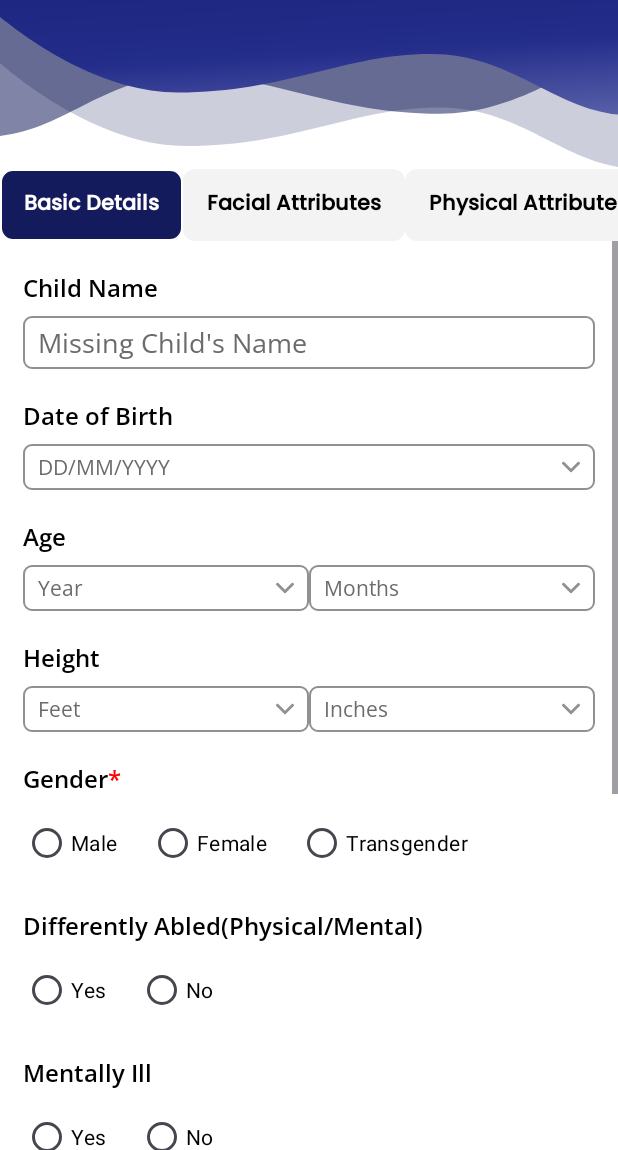
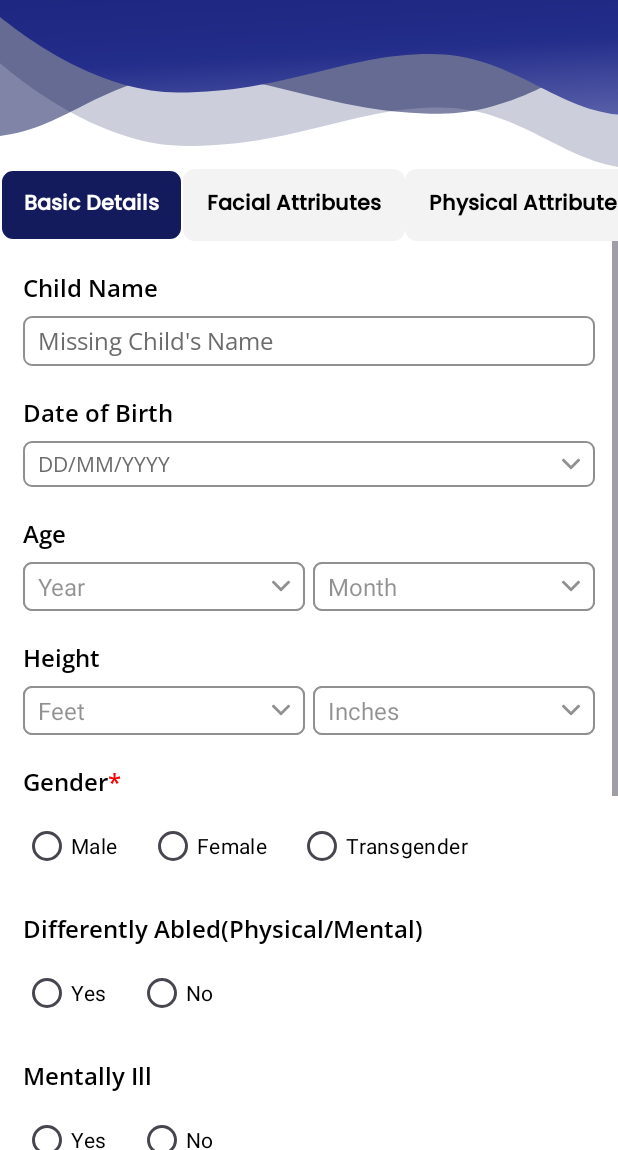
Before and after one commit to Sagar0169/NLM, an Android app: the BasicDetailsFragment screen opened directly, with no data from a screen before it, on a phone screen of 412 x 824 dp, the part 86-1236 px from its top. Run offline under Robolectric (Android 15) with nearby library versions, the phone set to English and light mode, and no system bars; our stand-ins replace RxJava, data binding.

Commit message:
Missing Child Changes

```diff
--- a/app/src/main/java/mission/vatsalya/ui/fragment/BasicDetailsFragment.kt
+++ b/app/src/main/java/mission/vatsalya/ui/fragment/BasicDetailsFragment.kt
@@ -7,6 +7,11 @@ import androidx.fragment.app.Fragment
 import android.view.LayoutInflater
 import android.view.View
 import android.view.ViewGroup
+import android.widget.AdapterView
+import android.widget.ArrayAdapter
+import android.widget.Spinner
+import android.widget.TextView
+import androidx.core.content.ContextCompat
 import mission.vatsalya.R
 import mission.vatsalya.databinding.ActivityChildMissingBinding
 import mission.vatsalya.databinding.FragmentBasicDetailsBinding
@@ -27,6 +32,12 @@ class BasicDetailsFragment : BaseFragment<FragmentBasicDetailsBinding>(){
     override fun init() {
         mBinding=viewDataBinding
         mBinding?.clickAction = ClickActions()
+
+        setupSpinner(mBinding!!.spinnerYear, R.array.year_array)
+        setupSpinner(mBinding!!.spinnerMonth, R.array.month_array)
+        setupSpinner(mBinding!!.spinnerFeet, R.array.feet_array)
+        setupSpinner(mBinding!!.spinnerInches, R.array.inches_array)
+        setupSpinner(mBinding!!.spinnerRelation, R.array.inches_relation)
     }
 
     override fun setVariables() {
@@ -37,6 +48,37 @@ class BasicDetailsFragment : BaseFragment<FragmentBasicDetailsBinding>(){
     interface OnNextButtonClickListener {
         fun onNextButtonClick()
     }
+    private fun setupSpinner(spinner: Spinner, arrayResId: Int) {
+        val adapter = ArrayAdapter.createFromResource(
+            requireContext(),
+            arrayResId,
+            R.layout.spinner_selected_item
+        )
+        adapter.setDropDownViewResource(R.layout.spinner_item)
+        spinner.adapter = adapter
+
+        spinner.onItemSelectedListener = object : AdapterView.OnItemSelectedListener {
+            override fun onItemSelected(
+                parent: AdapterView<*>,
+                view: View,
+                position: Int,
+                id: Long
+            ) {
+                if (position != 0) { // If an item other than the default is selected
+                    (view as TextView).setTextColor(
+                        ContextCompat.getColor(
+                            requireContext(),
+                            R.color.black
+                        )
+                    )
+                }
+
+            }
+
+            override fun onNothingSelected(parent: AdapterView<*>) {}
+        }
+    }
+
     inner class ClickActions {
 
         fun login(view: View) {
--- a/app/src/main/res/layout/fragment_basic_details.xml
+++ b/app/src/main/res/layout/fragment_basic_details.xml
@@ -56,6 +56,7 @@
                     android:textColorHint="#6B6B6B"
                     android:layout_height="wrap_content"
                     android:layout_marginTop="@dimen/dp_7"
+                    android:textSize="@dimen/sp_16"
                     android:background="@drawable/curve_all_corner_grey"
                     android:clickable="false"
                     android:fontFamily="@font/opensans_regular"
@@ -80,7 +81,7 @@
                     android:layout_height="wrap_content"
                     android:layout_marginTop="@dimen/dp_7"
                     android:background="@drawable/curve_all_corner_grey"
-                    android:clickable="false"
+                    android:clickable="true"
                     android:fontFamily="@font/opensans_regular"
                     android:textColor="@color/black"
                     android:textColorHint="#6B6B6B"
@@ -103,38 +104,32 @@
                     android:layout_width="match_parent"
                     android:layout_height="wrap_content"
                     android:orientation="horizontal">
-                    <TextView
-                        android:layout_width="match_parent"
+                    <Spinner
+                        android:id="@+id/spinnerYear"
+                        android:layout_width="0dp"
                         android:layout_height="wrap_content"
                         android:layout_marginTop="@dimen/dp_7"
-                        android:textColor="@color/black"
-                        android:textColorHint="#6B6B6B"
+                        android:layout_weight="1"
+                        android:layout_marginEnd="@dimen/dp_5"
+                        android:background="@drawable/curve_all_corner_grey"
+                        android:spinnerMode="dropdown"
+                        android:dropDownWidth="match_parent"
+                        android:popupBackground="@android:color/white"
+                        android:dropDownHorizontalOffset="0dp"
+                        android:entries="@array/year_array"/>
+
+                    <Spinner
+                        android:id="@+id/spinnerMonth"
+                        android:layout_width="0dp"
+                        android:layout_height="wrap_content"
+                        android:layout_marginTop="@dimen/dp_7"
                         android:layout_weight="1"
                         android:background="@drawable/curve_all_corner_grey"
-                        android:clickable="false"
-                        android:fontFamily="@font/opensans_regular"
-                        android:hint="Year"
-                        android:drawableEnd="@drawable/ic_arrow_down"
-                        android:maxLength="50"
-                        android:paddingHorizontal="@dimen/dp_10"
-                        android:paddingVertical="@dimen/dp_5"
-                        android:singleLine="true" />
-                    <TextView
-                        android:layout_width="match_parent"
-                        android:layout_height="wrap_content"
-                        android:layout_weight="1"
-                        android:textColor="@color/black"
-                        android:textColorHint="#6B6B6B"
-                        android:layout_marginTop="@dimen/dp_7"
-                        android:background="@drawable/curve_all_corner_grey"
-                        android:clickable="false"
-                        android:fontFamily="@font/opensans_regular"
-                        android:hint="Months"
-                        android:drawableEnd="@drawable/ic_arrow_down"
-                        android:maxLength="50"
-                        android:paddingHorizontal="@dimen/dp_10"
-                        android:paddingVertical="@dimen/dp_5"
-                        android:singleLine="true" />
+                        android:spinnerMode="dropdown"
+                        android:dropDownWidth="match_parent"
+                        android:popupBackground="@android:color/white"
+                        android:dropDownHorizontalOffset="0dp"
+                        android:entries="@array/month_array"/>
 
                 </LinearLayout>
                 <TextView
@@ -150,39 +145,33 @@
                     android:layout_width="match_parent"
                     android:layout_height="wrap_content"
                     android:orientation="horizontal">
-                    <TextView
-                        android:layout_width="match_parent"
+
+                    <Spinner
+                        android:id="@+id/spinnerFeet"
+                        android:layout_width="0dp"
                         android:layout_height="wrap_content"
                         android:layout_marginTop="@dimen/dp_7"
-                        android:textColor="@color/black"
-                        android:textColorHint="#6B6B6B"
+                        android:layout_weight="1"
+                        android:layout_marginEnd="@dimen/dp_5"
+                        android:background="@drawable/curve_all_corner_grey"
+                        android:spinnerMode="dropdown"
+                        android:dropDownWidth="match_parent"
+                        android:popupBackground="@android:color/white"
+                        android:dropDownHorizontalOffset="0dp"
+                        android:entries="@array/feet_array"/>
+
+                    <Spinner
+                        android:id="@+id/spinnerInches"
+                        android:layout_width="0dp"
+                        android:layout_height="wrap_content"
+                        android:layout_marginTop="@dimen/dp_7"
                         android:layout_weight="1"
                         android:background="@drawable/curve_all_corner_grey"
-                        android:clickable="false"
-                        android:fontFamily="@font/opensans_regular"
-                        android:hint="Feet"
-                        android:drawableEnd="@drawable/ic_arrow_down"
-                        android:maxLength="50"
-                        android:paddingHorizontal="@dimen/dp_10"
-                        android:paddingVertical="@dimen/dp_5"
-                        android:singleLine="true" />
-                    <TextView
-                        android:layout_width="match_parent"
-                        android:layout_height="wrap_content"
-                        android:layout_weight="1"
-                        android:textColor="@color/black"
-                        android:textColorHint="#6B6B6B"
-
-                        android:layout_marginTop="@dimen/dp_7"
-                        android:background="@drawable/curve_all_corner_grey"
-                        android:clickable="false"
-                        android:fontFamily="@font/opensans_regular"
-                        android:hint="Inches"
-                        android:drawableEnd="@drawable/ic_arrow_down"
-                        android:maxLength="50"
-                        android:paddingHorizontal="@dimen/dp_10"
-                        android:paddingVertical="@dimen/dp_5"
-                        android:singleLine="true" />
+                        android:spinnerMode="dropdown"
+                        android:dropDownWidth="match_parent"
+                        android:popupBackground="@android:color/white"
+                        android:dropDownHorizontalOffset="0dp"
+                        android:entries="@array/inches_array"/>
 
 
                 </LinearLayout>
@@ -328,21 +317,19 @@
                     android:textColor="@color/black"
                     android:textSize="@dimen/sp_16" />
 
-                <TextView
+                <Spinner
+                    android:id="@+id/spinnerRelation"
                     android:layout_width="match_parent"
                     android:layout_height="wrap_content"
                     android:layout_marginTop="@dimen/dp_7"
+                    android:layout_weight="1"
+                    android:layout_marginEnd="@dimen/dp_5"
                     android:background="@drawable/curve_all_corner_grey"
-                    android:clickable="false"
-                    android:fontFamily="@font/opensans_regular"
-                    android:hint="Please Select"
-                    android:drawableEnd="@drawable/ic_arrow_down"
-                    android:maxLength="50"
-                    android:textColor="@color/black"
-                    android:textColorHint="#6B6B6B"
-                    android:paddingHorizontal="@dimen/dp_10"
-                    android:paddingVertical="@dimen/dp_5"
-                    android:singleLine="true" />
+                    android:spinnerMode="dropdown"
+                    android:dropDownWidth="match_parent"
+                    android:popupBackground="@android:color/white"
+                    android:dropDownHorizontalOffset="0dp"
+                    android:entries="@array/inches_relation"/>
                 <TextView
                     android:layout_width="wrap_content"
                     android:layout_height="wrap_content"
@@ -361,6 +348,7 @@
                     android:textColorHint="#6B6B6B"
                     android:background="@drawable/curve_all_corner_grey"
                     android:clickable="false"
+                    android:textSize="@dimen/sp_16"
                     android:fontFamily="@font/opensans_regular"
                     android:hint="Describe how the child was lost"
                     android:minLines="3"
--- a/app/src/main/res/layout/fragment_family_details.xml
+++ b/app/src/main/res/layout/fragment_family_details.xml
@@ -52,6 +52,7 @@
                     android:layout_width="match_parent"
                     android:layout_height="wrap_content"
                     android:layout_marginTop="@dimen/dp_7"
+                    android:textSize="@dimen/sp_16"
                     android:background="@drawable/curve_all_corner_grey"
                     android:clickable="false"
                     android:fontFamily="@font/opensans_regular"
@@ -74,6 +75,7 @@
                     android:layout_width="match_parent"
                     android:layout_height="wrap_content"
                     android:layout_marginTop="@dimen/dp_7"
+                    android:textSize="@dimen/sp_16"
                     android:background="@drawable/curve_all_corner_grey"
                     android:clickable="false"
                     android:fontFamily="@font/opensans_regular"
@@ -95,6 +97,7 @@
                     android:layout_width="match_parent"
                     android:layout_height="wrap_content"
                     android:layout_marginTop="@dimen/dp_7"
+                    android:textSize="@dimen/sp_16"
                     android:background="@drawable/curve_all_corner_grey"
                     android:clickable="false"
                     android:fontFamily="@font/opensans_regular"
@@ -117,6 +120,7 @@
                     android:layout_width="match_parent"
                     android:layout_height="wrap_content"
                     android:layout_marginTop="@dimen/dp_7"
+                    android:textSize="@dimen/sp_16"
                     android:background="@drawable/curve_all_corner_grey"
                     android:clickable="false"
                     android:fontFamily="@font/opensans_regular"
@@ -139,6 +143,7 @@
                     android:layout_width="match_parent"
                     android:layout_height="wrap_content"
                     android:layout_marginTop="@dimen/dp_7"
+                    android:textSize="@dimen/sp_16"
                     android:background="@drawable/curve_all_corner_grey"
                     android:clickable="false"
                     android:fontFamily="@font/opensans_regular"
@@ -161,6 +166,7 @@
                     android:layout_width="match_parent"
                     android:layout_height="wrap_content"
                     android:layout_marginTop="@dimen/dp_7"
+                    android:textSize="@dimen/sp_16"
                     android:layout_marginBottom="@dimen/dp_10"
                     android:textColor="@color/black"
                     android:textColorHint="#6B6B6B"
--- a/app/src/main/res/layout/fragment_fir_details.xml
+++ b/app/src/main/res/layout/fragment_fir_details.xml
@@ -128,6 +128,7 @@
                     android:layout_marginTop="@dimen/dp_7"
                     android:background="@drawable/curve_all_corner_grey"
                     android:clickable="false"
+                    android:textSize="@dimen/sp_16"
                     android:fontFamily="@font/opensans_regular"
                     android:hint="FIR No."
                     android:textColor="@color/black"
--- a/app/src/main/res/layout/fragment_location_details.xml
+++ b/app/src/main/res/layout/fragment_location_details.xml
@@ -110,6 +110,7 @@
                     android:clickable="false"
                     android:textColor="@color/black"
                     android:textColorHint="#6B6B6B"
+                    android:textSize="@dimen/sp_16"
                     android:fontFamily="@font/opensans_regular"
                     android:hint="Enter Pin "
                     android:maxLength="50"
@@ -128,6 +129,7 @@
                 <EditText
                     android:layout_width="match_parent"
                     android:layout_height="wrap_content"
+                    android:textSize="@dimen/sp_16"
                     android:layout_marginTop="@dimen/dp_7"
                     android:textColor="@color/black"
                     android:textColorHint="#6B6B6B"
--- a/app/src/main/res/layout/fragment_physical_attributes.xml
+++ b/app/src/main/res/layout/fragment_physical_attributes.xml
@@ -276,6 +276,7 @@
                     android:layout_marginTop="@dimen/dp_7"
                     android:layout_marginBottom="@dimen/dp_10"
                     android:textColor="@color/black"
+                    android:textSize="@dimen/sp_16"
                     android:textColorHint="#6B6B6B"
                     android:background="@drawable/curve_all_corner_grey"
                     android:clickable="false"
--- a/app/src/main/res/values/strings.xml
+++ b/app/src/main/res/values/strings.xml
@@ -109,6 +109,13 @@ Contact information entered can be made available to law enforcement agencies if
         <item>10</item>
         <item>11</item>
     </string-array>
+    <string-array name="inches_relation">
+        <item>Please Select</item>
+        <item>Parent</item>
+        <item>Legal Guardian</item>
+        <item>Other</item>
+
+    </string-array>
     <string name="submit">Submit</string>
     <string name="save">Save</string>
 
```
